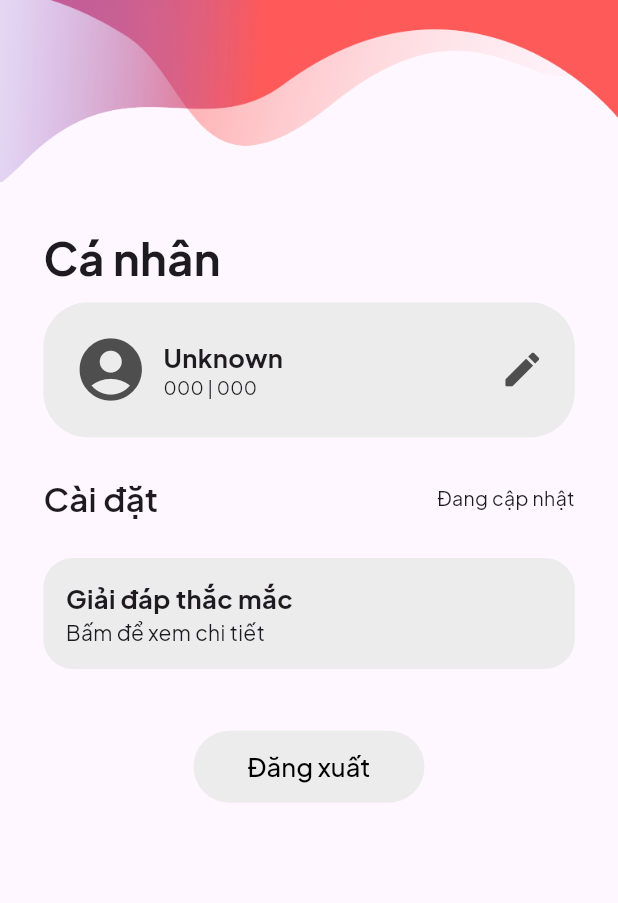
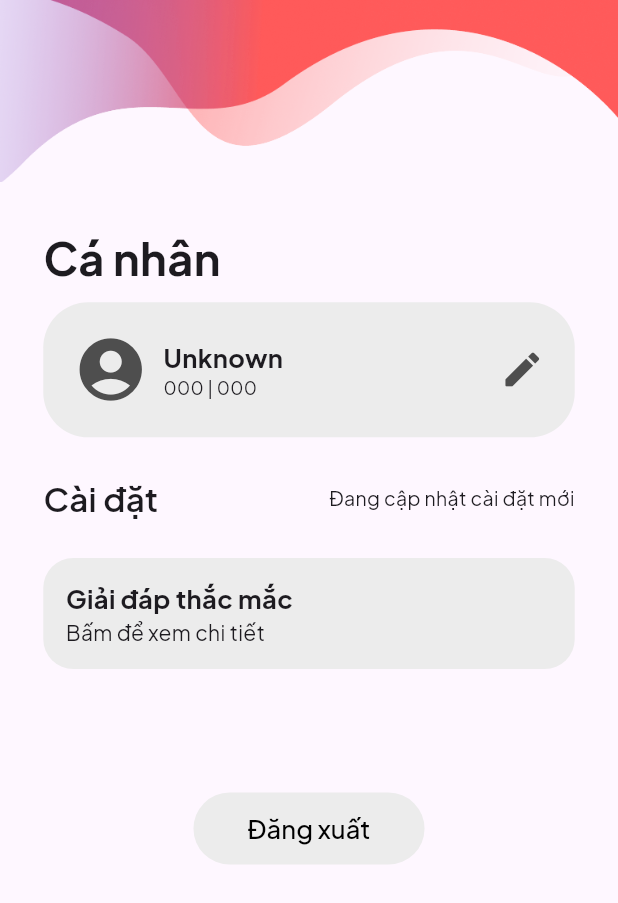
Before and after one commit to HieuCaoTlu/tlutopia, a Flutter app: the PersonalScreen screen opened directly, on a phone screen of 412 x 824 dp. Shown: the top 903 px of the screen. Run offline on Flutter 3.47's test engine with Material 3 defaults, Android fonts, the phone set to English and light mode, and no system bars.

Commit message:
Update personal.dart

```diff
--- a/lib/screen/personal/personal.dart
+++ b/lib/screen/personal/personal.dart
@@ -3,6 +3,7 @@ import 'package:tlutopia/model/cart.dart';
 import 'package:tlutopia/model/schedule.dart';
 import 'package:tlutopia/screen/login/login.dart';
 import 'package:tlutopia/screen/personal/askConfig.dart';
+import 'package:tlutopia/screen/personal/changeButton.dart';
 
 import 'infoConfig.dart';
 
@@ -58,7 +59,6 @@ class PersonalScreenState extends State<PersonalScreen>
                         ),
                         const Row(
                           mainAxisAlignment: MainAxisAlignment.spaceBetween,
-                          crossAxisAlignment: CrossAxisAlignment.center,
                           children: [
                             Flexible(
                               child: Text(
@@ -69,7 +69,7 @@ class PersonalScreenState extends State<PersonalScreen>
                             ),
                             Flexible(
                               child: Text(
-                                "Đang cập nhật",
+                                "Đang cập nhật cài đặt mới",
                                 style: TextStyle(
                                     fontSize: 13, fontWeight: FontWeight.w400),
                               ),
@@ -81,6 +81,11 @@ class PersonalScreenState extends State<PersonalScreen>
                           color: Colors.transparent,
                         ),
                         const AskingConfiguration(),
+                        Divider(
+                          height: MediaQuery.of(context).size.height * 0.05,
+                          color: Colors.transparent,
+                        ),
+
                         Divider(
                           height: MediaQuery.of(context).size.height * 0.05,
                           color: Colors.transparent,
```
